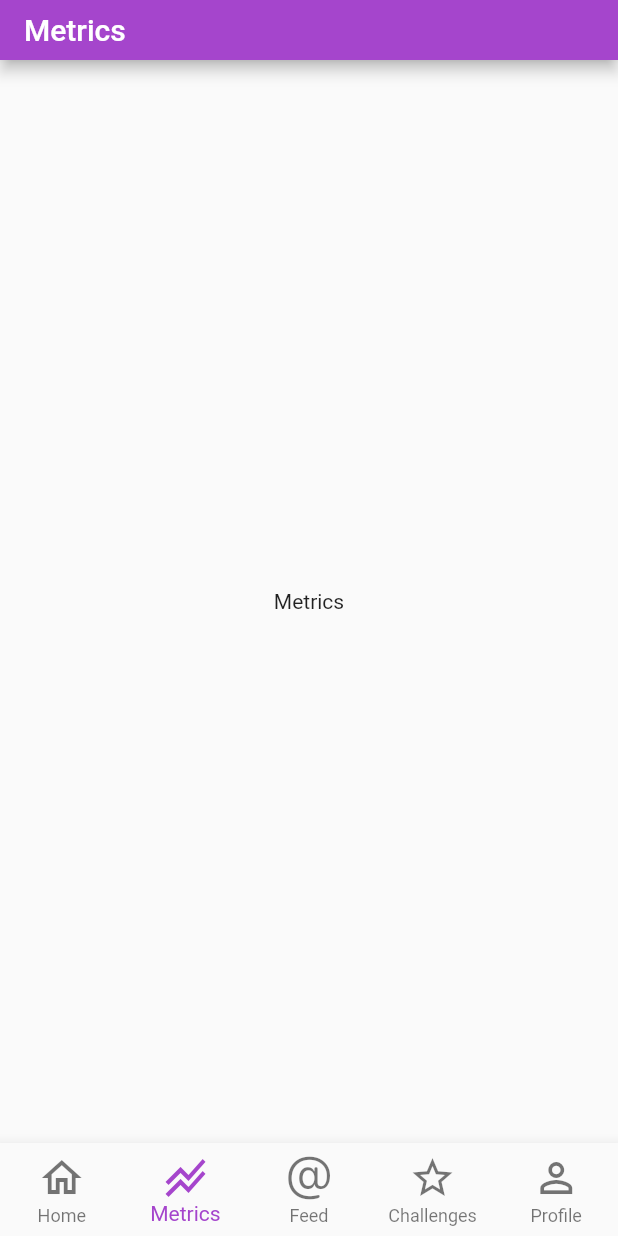
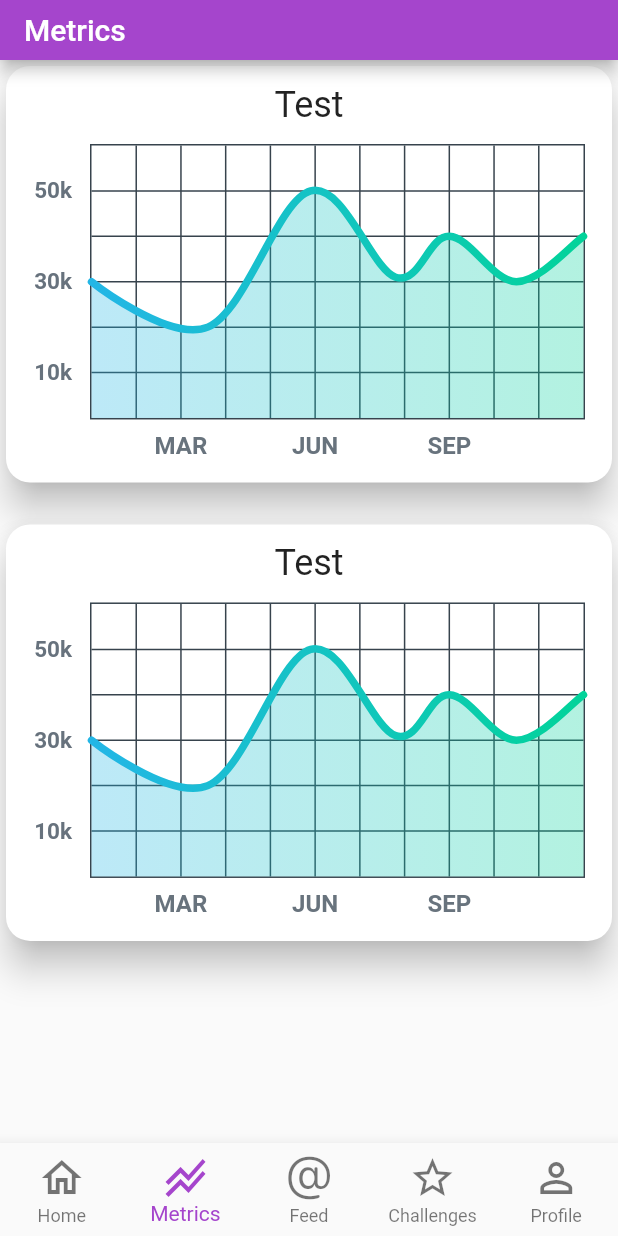
Before and after one commit to bakhtw1/Trifit, a Flutter app: the screen it shows after launch, item 2 of the bottom bar chosen, on a phone screen of 412 x 824 dp. Run offline on Flutter 3.47's test engine with Material 2 defaults, Android fonts, the phone set to English and light mode, and no system bars; drawn by our look-alikes of fl_chart.

Commit message:
Starting point for metrics

```diff
--- a/lib/Screens/metrics.dart
+++ b/lib/Screens/metrics.dart
@@ -1,4 +1,6 @@
 import 'package:flutter/material.dart';
+
+import '../components/LineChart.dart';
 
 class Metrics extends StatefulWidget {
   const Metrics({Key? key}) : super(key: key);
@@ -11,11 +13,12 @@ class _MetricsState extends State<Metrics> {
 
   @override
   Widget build(BuildContext context) {
-    return Center(
-        child: Column(
-          mainAxisAlignment: MainAxisAlignment.center,
+    return Scaffold(
+        body: ListView(
           children: <Widget>[
-            Text(widget.pageTitle),
+            LineChartCard(),
+            SizedBox(height: 20,),
+            LineChartCard()
           ],
         ),
       );
--- /dev/null
+++ b/lib/components/LineChart.dart
@@ -0,0 +1,283 @@
+import 'package:fl_chart/fl_chart.dart';
+import 'package:flutter/material.dart';
+import 'package:trifit/assets/Styles.dart';
+
+class LineChartCard extends StatefulWidget {
+  const LineChartCard({Key? key}) : super(key: key);
+
+  @override
+  _LineChartCardState createState() => _LineChartCardState();
+}
+
+class _LineChartCardState extends State<LineChartCard> {
+  List<Color> gradientColors = [
+    const Color(0xff23b6e6),
+    const Color(0xff02d39a),
+  ];
+
+  bool showAvg = false;
+
+  @override
+  Widget build(BuildContext context) {
+    return Card(
+      elevation: 10,
+      shape: RoundedRectangleBorder(borderRadius: BorderRadius.circular(16)),
+      child: Padding(
+        padding: EdgeInsets.only(top: 12),
+        child: Stack(
+          children: <Widget>[
+            Column (
+              children: [
+                Text("Test", style: homeCardTitleTextStyle),
+                AspectRatio(
+                  aspectRatio: 1.70,
+                    child: Padding(
+                      padding: const EdgeInsets.only(
+                          right: 18.0, left: 12.0, top: 12, bottom: 12),
+                      child: LineChart(
+                        showAvg ? avgData() : mainData(),
+                      ),
+                    ),
+                  ),
+              ]
+            ),
+            // SizedBox(
+            //   width: 60,
+            //   height: 34,
+            //   child: TextButton(
+            //     onPressed: () {
+            //       setState(() {
+            //         showAvg = !showAvg;
+            //       });
+            //     },
+            //     child: Text(
+            //       'avg',
+            //       style: TextStyle(
+            //           fontSize: 12,
+            //           color:
+            //               showAvg ? Colors.black.withOpacity(0.5) : Colors.black),
+            //     ),
+            //   ),
+            // ),
+          ],
+        ),
+      )
+    );
+  }
+
+  LineChartData mainData() {
+    return LineChartData(
+
+      gridData: FlGridData(
+        show: true,
+        drawVerticalLine: true,
+        horizontalInterval: 1,
+        verticalInterval: 1,
+        getDrawingHorizontalLine: (value) {
+          return FlLine(
+            color: const Color(0xff37434d),
+            strokeWidth: 1,
+          );
+        },
+        getDrawingVerticalLine: (value) {
+          return FlLine(
+            color: const Color(0xff37434d),
+            strokeWidth: 1,
+          );
+        },
+      ),
+      titlesData: FlTitlesData(
+        show: true,
+        rightTitles: SideTitles(showTitles: false),
+        topTitles: SideTitles(showTitles: false),
+        bottomTitles: SideTitles(
+          showTitles: true,
+          reservedSize: 22,
+          interval: 1,
+          getTextStyles: (context, value) => const TextStyle(
+              color: Color(0xff68737d),
+              fontWeight: FontWeight.bold,
+              fontSize: 16),
+          getTitles: (value) {
+            switch (value.toInt()) {
+              case 2:
+                return 'MAR';
+              case 5:
+                return 'JUN';
+              case 8:
+                return 'SEP';
+            }
+            return '';
+          },
+          margin: 8,
+        ),
+        leftTitles: SideTitles(
+          showTitles: true,
+          interval: 1,
+          getTextStyles: (context, value) => const TextStyle(
+            color: Color(0xff67727d),
+            fontWeight: FontWeight.bold,
+            fontSize: 15,
+          ),
+          getTitles: (value) {
+            switch (value.toInt()) {
+              case 1:
+                return '10k';
+              case 3:
+                return '30k';
+              case 5:
+                return '50k';
+            }
+            return '';
+          },
+          reservedSize: 32,
+          margin: 12,
+        ),
+      ),
+      borderData: FlBorderData(
+          show: true,
+          border: Border.all(color: const Color(0xff37434d), width: 1)),
+      minX: 0,
+      maxX: 11,
+      minY: 0,
+      maxY: 6,
+      lineBarsData: [
+        LineChartBarData(
+          spots: const [
+            FlSpot(0, 3),
+            FlSpot(2.6, 2),
+            FlSpot(4.9, 5),
+            FlSpot(6.8, 3.1),
+            FlSpot(8, 4),
+            FlSpot(9.5, 3),
+            FlSpot(11, 4),
+          ],
+          isCurved: true,
+          colors: gradientColors,
+          barWidth: 5,
+          isStrokeCapRound: true,
+          dotData: FlDotData(
+            show: false,
+          ),
+          belowBarData: BarAreaData(
+            show: true,
+            colors:
+                gradientColors.map((color) => color.withOpacity(0.3)).toList(),
+          ),
+        ),
+      ],
+    );
+  }
+
+  LineChartData avgData() {
+    return LineChartData(
+      lineTouchData: LineTouchData(enabled: false),
+      gridData: FlGridData(
+        show: true,
+        drawHorizontalLine: true,
+        verticalInterval: 1,
+        horizontalInterval: 1,
+        getDrawingVerticalLine: (value) {
+          return FlLine(
+            color: const Color(0xff37434d),
+            strokeWidth: 1,
+          );
+        },
+        getDrawingHorizontalLine: (value) {
+          return FlLine(
+            color: const Color(0xff37434d),
+            strokeWidth: 1,
+          );
+        },
+      ),
+      titlesData: FlTitlesData(
+        show: true,
+        bottomTitles: SideTitles(
+          showTitles: true,
+          reservedSize: 22,
+          getTextStyles: (context, value) => const TextStyle(
+              color: Color(0xff68737d),
+              fontWeight: FontWeight.bold,
+              fontSize: 16),
+          getTitles: (value) {
+            switch (value.toInt()) {
+              case 2:
+                return 'MAR';
+              case 5:
+                return 'JUN';
+              case 8:
+                return 'SEP';
+            }
+            return '';
+          },
+          margin: 8,
+          interval: 1,
+        ),
+        leftTitles: SideTitles(
+          showTitles: true,
+          getTextStyles: (context, value) => const TextStyle(
+            color: Color(0xff67727d),
+            fontWeight: FontWeight.bold,
+            fontSize: 15,
+          ),
+          getTitles: (value) {
+            switch (value.toInt()) {
+              case 1:
+                return '10k';
+              case 3:
+                return '30k';
+              case 5:
+                return '50k';
+            }
+            return '';
+          },
+          reservedSize: 32,
+          interval: 1,
+          margin: 12,
+        ),
+        topTitles: SideTitles(showTitles: false),
+        rightTitles: SideTitles(showTitles: false),
+      ),
+      borderData: FlBorderData(
+          show: true,
+          border: Border.all(color: const Color(0xff37434d), width: 1)),
+      minX: 0,
+      maxX: 11,
+      minY: 0,
+      maxY: 6,
+      lineBarsData: [
+        LineChartBarData(
+          spots: const [
+            FlSpot(0, 3.44),
+            FlSpot(2.6, 3.44),
+            FlSpot(4.9, 3.44),
+            FlSpot(6.8, 3.44),
+            FlSpot(8, 3.44),
+            FlSpot(9.5, 3.44),
+            FlSpot(11, 3.44),
+          ],
+          isCurved: true,
+          colors: [
+            ColorTween(begin: gradientColors[0], end: gradientColors[1])
+                .lerp(0.2)!,
+            ColorTween(begin: gradientColors[0], end: gradientColors[1])
+                .lerp(0.2)!,
+          ],
+          barWidth: 5,
+          isStrokeCapRound: true,
+          dotData: FlDotData(
+            show: false,
+          ),
+          belowBarData: BarAreaData(show: true, colors: [
+            ColorTween(begin: gradientColors[0], end: gradientColors[1])
+                .lerp(0.2)!
+                .withOpacity(0.1),
+            ColorTween(begin: gradientColors[0], end: gradientColors[1])
+                .lerp(0.2)!
+                .withOpacity(0.1),
+          ]),
+        ),
+      ],
+    );
+  }
+}
--- a/pubspec.yaml
+++ b/pubspec.yaml
@@ -36,6 +36,7 @@ dependencies:
   cupertino_icons: ^1.0.2
   intl: ^0.17.0
   path_provider: ^2.0.9
+  fl_chart: ^0.45.1
 
 dev_dependencies:
   flutter_test:
```
Also changed, not shown: pubspec.lock.
